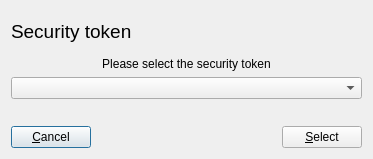
Before: the Qt Designer form ui/SelectToken.ui in chris2511/xca, drawn with Qt 5.
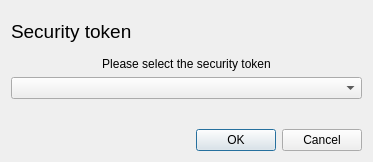
After: the same form once the commit is applied.

The edit to the form file:
```diff
--- a/ui/SelectToken.ui
+++ b/ui/SelectToken.ui
@@ -7,7 +7,7 @@
     <x>0</x>
     <y>0</y>
     <width>369</width>
-    <height>159</height>
+    <height>162</height>
    </rect>
   </property>
   <property name="windowTitle">
@@ -110,44 +110,11 @@
     </spacer>
    </item>
    <item>
-    <layout class="QHBoxLayout">
-     <property name="spacing">
-      <number>6</number>
+    <widget class="QDialogButtonBox" name="buttonBox">
+     <property name="standardButtons">
+      <set>QDialogButtonBox::Cancel|QDialogButtonBox::Ok</set>
      </property>
-     <property name="margin">
-      <number>0</number>
-     </property>
-     <item>
-      <widget class="QPushButton" name="PushButton2">
-       <property name="text">
-        <string>&amp;Cancel</string>
-       </property>
-      </widget>
-     </item>
-     <item>
-      <spacer>
-       <property name="orientation">
-        <enum>Qt::Horizontal</enum>
-       </property>
-       <property name="sizeType">
-        <enum>QSizePolicy::Expanding</enum>
-       </property>
-       <property name="sizeHint" stdset="0">
-        <size>
-         <width>20</width>
-         <height>20</height>
-        </size>
-       </property>
-      </spacer>
-     </item>
-     <item>
-      <widget class="QPushButton" name="applyButton">
-       <property name="text">
-        <string>&amp;Select</string>
-       </property>
-      </widget>
-     </item>
-    </layout>
+    </widget>
    </item>
   </layout>
  </widget>
```
Left out of the diff: 27 changed lines with no effect on the pictures.
